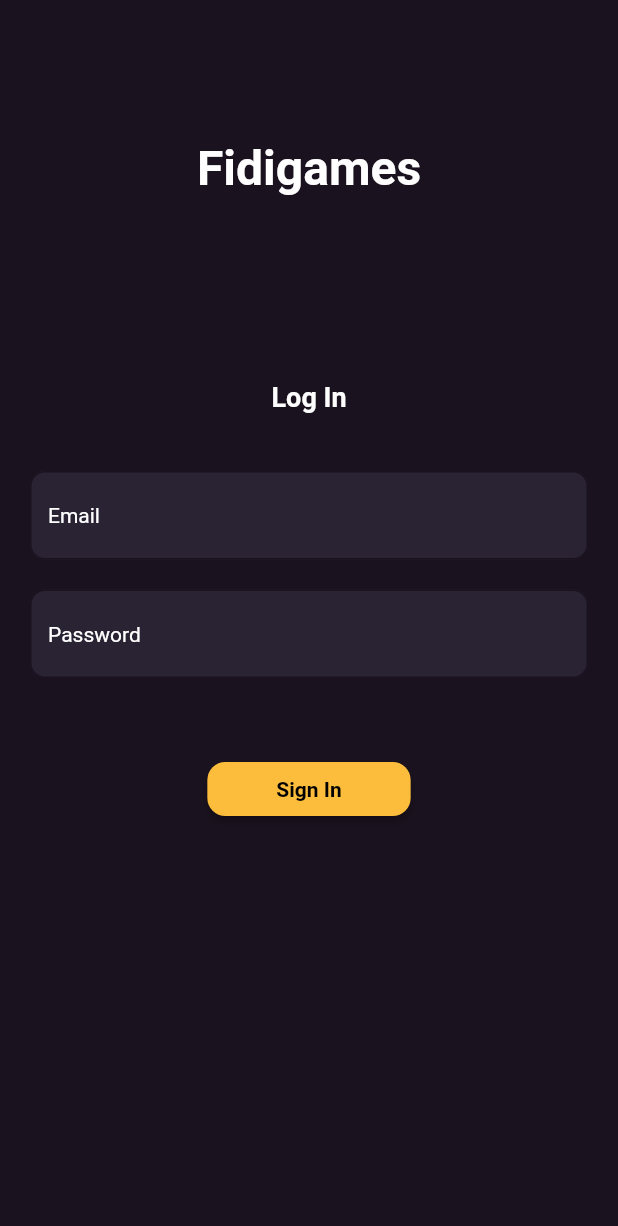
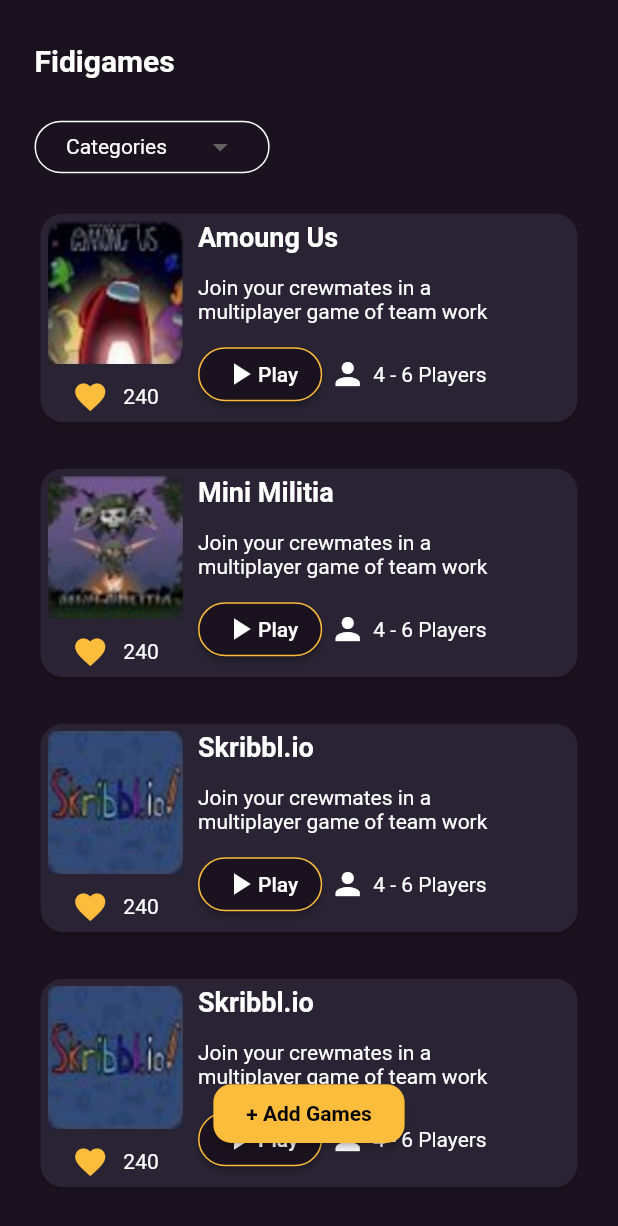
Before and after one commit to masshariharan/fidigames, a Flutter app: the screen it shows after launch, on a phone screen of 412 x 824 dp. Shown: the top 1226 px of the screen. Run offline on Flutter 3.47's test engine with Material 2 defaults, Android fonts, the phone set to English and light mode, and no system bars; drawn by our look-alikes of dropdown_button2; our stand-ins replace logger.

Commit message:
fidigamesList_screen_added

```diff
--- a/lib/main.dart
+++ b/lib/main.dart
@@ -1,3 +1,4 @@
+import 'package:fidigames/screens/fidigames_list.dart';
 import 'package:fidigames/screens/login/login_view.dart';
 import 'package:flutter/material.dart';
 
@@ -16,7 +17,7 @@ class MyApp extends StatelessWidget {
       theme: ThemeData(
         primarySwatch: Colors.blue,
       ),
-      home: const LoginView(),
+      home: const FidigamesList(),
     );
   }
 }
--- /dev/null
+++ b/lib/screens/fidigames_list.dart
@@ -0,0 +1,97 @@
+import 'package:fidigames/themes/colors/colors.dart';
+import 'package:fidigames/themes/styles/styles.dart';
+import 'package:fidigames/widgets/custom_widgets.dart';
+import 'package:flutter/material.dart';
+import 'package:logger/logger.dart';
+
+class FidigamesList extends StatefulWidget {
+  const FidigamesList({Key? key}) : super(key: key);
+
+  @override
+  State<FidigamesList> createState() => _FidigamesListState();
+}
+
+class _FidigamesListState extends State<FidigamesList> {
+  @override
+  Widget build(BuildContext context) {
+    double height = MediaQuery.of(context).size.height;
+    double width = MediaQuery.of(context).size.width;
+    double textSize = MediaQuery.textScaleFactorOf(context);
+
+    var logger = Logger();
+    logger.d(height / 14.3);
+    return Scaffold(
+      backgroundColor: AppColor.primaryBackgroundColor,
+      body: SafeArea(
+        child: Padding(
+          padding: EdgeInsets.symmetric(horizontal: height / 35.8),
+          child: Stack(
+            children: [
+              SingleChildScrollView(
+                child: Column(
+                  crossAxisAlignment: CrossAxisAlignment.start,
+                  children: [
+                    SizedBox(height: height / 28.7),
+                    Text(
+                      'Fidigames',
+                      style: textStyle.copyWith(fontSize: textSize * 20),
+                    ),
+                    SizedBox(height: height / 28.7),
+                    const ReusableDropdownButton(),
+                    SizedBox(
+                      height: height / 35.8,
+                    ),
+                    ReusableCard(
+                      title: 'Amoung Us',
+                      image: Image.asset(
+                        "images/img1.jpg",
+                        fit: BoxFit.fill,
+                      ),
+                    ),
+                    SizedBox(
+                      height: height / 35.8,
+                    ),
+                    ReusableCard(
+                      title: 'Mini Militia',
+                      image: Image.asset(
+                        "images/img2.jpg",
+                        fit: BoxFit.fill,
+                      ),
+                    ),
+                    SizedBox(
+                      height: height / 35.8,
+                    ),
+                    ReusableCard(
+                      title: 'Skribbl.io',
+                      image: Image.asset(
+                        "images/img3.jpg",
+                        fit: BoxFit.fill,
+                      ),
+                    ),
+                    SizedBox(
+                      height: height / 35.8,
+                    ),
+                    ReusableCard(
+                      title: 'Skribbl.io',
+                      image: Image.asset(
+                        "images/img3.jpg",
+                        fit: BoxFit.fill,
+                      ),
+                    ),
+                  ],
+                ),
+              ),
+              Padding(
+                padding: EdgeInsets.only(bottom: height / 14.3),
+                child: Align(
+                    alignment: Alignment.bottomCenter,
+                    child:
+                        ReusableButton(text: '+ Add Games', onPressed: () {})),
+              )
+            ],
+          ),
+        ),
+      ),
+    );
+  }
+}
--- a/lib/screens/login/login_view.dart
+++ b/lib/screens/login/login_view.dart
@@ -1,69 +1,102 @@
-import 'package:fidigames/common/colors/colors.dart';
-import 'package:fidigames/common/styles/styles.dart';
-import 'package:fidigames/widgets/textFieldWidget.dart';
+import 'package:fidigames/api_services/user_login.dart';
+import 'package:fidigames/themes/colors/colors.dart';
+import 'package:fidigames/themes/styles/styles.dart';
+import 'package:fidigames/widgets/custom_widgets.dart';
 import 'package:flutter/material.dart';
 
-class LoginView extends StatelessWidget {
+class LoginView extends StatefulWidget {
   const LoginView({Key? key}) : super(key: key);
 
   @override
+  State<LoginView> createState() => _LoginViewState();
+}
+
+class _LoginViewState extends State<LoginView> {
+  final _formKey = GlobalKey<FormState>();
+
+  final emailController = TextEditingController();
+  final passwordController = TextEditingController();
+
+  ApiService apiService = ApiService();
+
+  @override
   Widget build(BuildContext context) {
+    double height = MediaQuery.of(context).size.height;
+    double width = MediaQuery.of(context).size.width;
+    double textSize = MediaQuery.textScaleFactorOf(context);
+
     return Scaffold(
       backgroundColor: AppColor.primaryBackgroundColor,
-      body: Padding(
-        padding: const EdgeInsets.symmetric(horizontal: 20.0),
+      body: SafeArea(
         child: SingleChildScrollView(
+          child: Form(
+            key: _formKey,
             child: Column(
               children: [
-              const SizedBox(
-                height: 93.0,
+                SizedBox(
+                  height: height / 8.65,
                 ),
-              const Text(
+                Text(
                   'Fidigames',
-                style: TextStyle(
-                    color: AppColor.primaryTextColor,
-                    fontWeight: FontWeight.w600,
-                    fontSize: 32),
+                  style: textStyle.copyWith(fontSize: textSize * 32),
                 ),
-              const SizedBox(
-                height: 123.0,
+                SizedBox(
+                  height: height / 5.83,
                 ),
-              const Text(
+                Text(
                   'Log In',
-                style: TextStyle(
-                    color: AppColor.primaryTextColor,
-                    fontWeight: FontWeight.w600,
-                    fontSize: 18),
+                  style: textStyle.copyWith(fontSize: textSize * 18),
                 ),
-              const SizedBox(
-                height: 39.0,
+                SizedBox(
+                  height: height / 18.4,
                 ),
-              const ReusableTextField(
+                Padding(
+                  padding: EdgeInsets.symmetric(horizontal: width / 18),
+                  child: ReusableTextField(
                     text: 'Email',
+                    controller: emailController,
+                    validator: (value) {
+                      if (value == null || value.isEmpty) {
+                        return 'Enter the email';
+                      }
+                      return null;
+                    },
                   ),
-              const SizedBox(
-                height: 20.0,
                 ),
-              const ReusableTextField(
+                SizedBox(
+                  height: height / 35,
+                ),
+                Padding(
+                  padding: EdgeInsets.symmetric(horizontal: width / 18),
+                  child: ReusableTextField(
                     text: 'Password',
+                    controller: passwordController,
+                    validator: (value) {
+                      if (value == null || value.isEmpty) {
+                        return 'Enter the Password';
+                      } else if (value.length < 6) {
+                        return 'Password must be greater than 6 characters';
+                      }
+                      return null;
+                    },
                   ),
-              const SizedBox(
-                height: 50.0,
                 ),
-              ElevatedButton(
-                  onPressed: () {},
-                  style: buttonStyle,
-                  child: const Padding(
-                    padding: EdgeInsets.symmetric(horizontal: 30, vertical: 10),
-                    child: Text(
-                      'Sign In',
-                      style: TextStyle(
-                          color: Colors.black,
-                          fontSize: 14,
-                          fontWeight: FontWeight.w600),
+                SizedBox(
+                  height: height / 14.2,
                 ),
-                  ))
+                ReusableButton(
+                    text: 'Sign In',
+                    onPressed: () {
+                      if (_formKey.currentState!.validate()) {
+                        apiService.userLogin(
+                            emailController.text, passwordController.text);
+                      }
+                    }),
+                SizedBox(
+                  height: height / 18,
+                )
               ],
+            ),
           ),
         ),
       ),
--- a/lib/common/colors/colors.dart
+++ b/lib/themes/colors/colors.dart
@@ -6,4 +6,8 @@ class AppColor {
   static const primaryTextColor = Color(0xffFEFEFE);
 
   static const buttonBackgroundColor = Color(0xffFCBC3C);
+
+  static const buttonTextColor = Color(0xff000000);
+
+  static const textFieldBackgrounColor=Color(0xff292333);
 }
--- a/lib/common/styles/styles.dart
+++ b/lib/themes/styles/styles.dart
@@ -22,3 +22,13 @@ final buttonStyle = ButtonStyle(
         RoundedRectangleBorder(
       borderRadius: BorderRadius.circular(12),
     )));
+
+const textStyle = TextStyle(
+  color: AppColor.primaryTextColor,
+  fontWeight: FontWeight.w600,
+);
+
+const buttonTextStyle = TextStyle(
+  color: AppColor.buttonTextColor,
+  fontWeight: FontWeight.w600,
+);
--- /dev/null
+++ b/lib/widgets/custom_widgets.dart
@@ -0,0 +1,244 @@
+import 'package:dropdown_button2/dropdown_button2.dart';
+import 'package:fidigames/themes/colors/colors.dart';
+import 'package:fidigames/themes/styles/styles.dart';
+import 'package:flutter/material.dart';
+
+class ReusableTextField extends StatelessWidget {
+  const ReusableTextField(
+      {Key? key,
+      required this.text,
+      required this.validator,
+      required this.controller})
+      : super(key: key);
+
+  final String? text;
+  final String? Function(String?)? validator;
+  final TextEditingController? controller;
+
+  @override
+  Widget build(BuildContext context) {
+    return TextFormField(
+        validator: validator,
+        controller: controller,
+        style: const TextStyle(color: AppColor.primaryTextColor),
+        cursorColor: AppColor.primaryBackgroundColor,
+        decoration: textFieldDecoration.copyWith(
+          hintText: text,
+        ));
+  }
+}
+
+class ReusableButton extends StatelessWidget {
+  const ReusableButton({Key? key, required this.text, required this.onPressed})
+      : super(key: key);
+
+  final String text;
+  final void Function()? onPressed;
+
+  @override
+  Widget build(BuildContext context) {
+    double height = MediaQuery.of(context).size.height;
+    double width = MediaQuery.of(context).size.width;
+    double textSize = MediaQuery.textScaleFactorOf(context);
+    return ElevatedButton(
+        onPressed: onPressed,
+        style: buttonStyle,
+        child: Padding(
+          padding: EdgeInsets.symmetric(
+              horizontal: width / 70, vertical: height / 71),
+          child: Text(
+            text,
+            style: buttonTextStyle.copyWith(fontSize: textSize * 14),
+          ),
+        ));
+  }
+}
+
+class ReusableDropdownButton extends StatefulWidget {
+  const ReusableDropdownButton({Key? key}) : super(key: key);
+
+  @override
+  State<ReusableDropdownButton> createState() => _ReusableDropdownButtonState();
+}
+
+class _ReusableDropdownButtonState extends State<ReusableDropdownButton> {
+  final List<String> items = [
+    'Item1',
+    'Item2',
+    'Item3',
+    'Item4',
+  ];
+
+  String? selectedValue;
+
+  @override
+  Widget build(BuildContext context) {
+    double height = MediaQuery.of(context).size.height;
+    //double width = MediaQuery.of(context).size.width;
+    //double textSize = MediaQuery.textScaleFactorOf(context);
+    return Container(
+      height: 35,
+      decoration: BoxDecoration(
+          border: Border.all(
+            color: AppColor.primaryTextColor,
+          ),
+          borderRadius: BorderRadius.circular(50)),
+      child: Padding(
+          padding: const EdgeInsets.symmetric(horizontal: 20),
+          child: DropdownButtonHideUnderline(
+              child: DropdownButton2(
+            buttonWidth: height / 7.18,
+            itemHeight: height / 17.5,
+            dropdownDecoration: BoxDecoration(
+              borderRadius: BorderRadius.circular(14),
+              color: AppColor.textFieldBackgrounColor,
+            ),
+            hint: const Text(
+              'Categories',
+              style: TextStyle(
+                fontSize: 14,
+                color: AppColor.primaryTextColor,
+              ),
+            ),
+            items: items
+                .map((item) => DropdownMenuItem(
+                    value: item,
+                    child: Text(
+                      item,
+                      style: const TextStyle(
+                        fontSize: 14,
+                        color: AppColor.primaryTextColor,
+                      ),
+                    )))
+                .toList(),
+            value: selectedValue,
+            onChanged: (value) {
+              setState(() {
+                selectedValue = value as String;
+              });
+            },
+          ))),
+    );
+  }
+}
+
+class ReusableCard extends StatelessWidget {
+  const ReusableCard({Key? key, required this.title, required this.image})
+      : super(key: key);
+
+  final String? title;
+  final Image? image;
+
+  @override
+  Widget build(BuildContext context) {
+    return Card(
+      shape: RoundedRectangleBorder(
+        borderRadius: BorderRadius.circular(15),
+      ),
+      color: const Color(0xff292333),
+      child: Row(
+        crossAxisAlignment: CrossAxisAlignment.start,
+        children: [
+          Padding(
+            padding: const EdgeInsets.all(5.0),
+            child: Column(
+              children: [
+                SizedBox(height: 95, width: 90, child: image),
+                const SizedBox(
+                  height: 10,
+                ),
+                Row(
+                  children: const [
+                    Icon(
+                      Icons.favorite,
+                      color: Color(0xffFCBC3C),
+                    ),
+                    SizedBox(
+                      width: 10,
+                    ),
+                    Text(
+                      '240',
+                      style: TextStyle(color: Color(0xffFFFFFF)),
+                    )
+                  ],
+                )
+              ],
+            ),
+          ),
+          Padding(
+            padding: const EdgeInsets.all(5.0),
+            child: Column(
+              mainAxisAlignment: MainAxisAlignment.spaceEvenly,
+              crossAxisAlignment: CrossAxisAlignment.start,
+              children: [
+                Text(
+                  title!,
+                  style: const TextStyle(
+                      fontWeight: FontWeight.w600,
+                      fontSize: 18,
+                      color: Colors.white),
+                ),
+                const SizedBox(
+                  height: 15,
+                ),
+                const Text(
+                  'Join your crewmates in a\nmultiplayer game of team work',
+                  overflow: TextOverflow.ellipsis,
+                  style: TextStyle(color: Color(0xffFFFFFF)),
+                ),
+                const SizedBox(
+                  height: 10,
+                ),
+                Row(
+                  children: [
+                    ElevatedButton(
+                        onPressed: () {},
+                        style: ButtonStyle(
+                            side: MaterialStateProperty.all(
+                                const BorderSide(color: Color(0xffFCBC3C))),
+                            backgroundColor: MaterialStateProperty.all(
+                                const Color(0xff1A121E)),
+                            shape: MaterialStateProperty.all<
+                                RoundedRectangleBorder>(RoundedRectangleBorder(
+                              borderRadius: BorderRadius.circular(30),
+                            ))),
+                        child: Row(
+                          children: const [
+                            Icon(
+                              Icons.play_arrow,
+                              color: Colors.white,
+                            ),
+                            Text(
+                              'Play',
+                              style: TextStyle(color: Colors.white),
+                            ),
+                          ],
+                        )),
+                    const SizedBox(
+                      width: 5,
+                    ),
+                    Row(
+                      children: const [
+                        Icon(
+                          Icons.person,
+                          color: Colors.white,
+                        ),
+                        SizedBox(
+                          width: 5,
+                        ),
+                        Text(
+                          '4 - 6 Players',
+                          style: TextStyle(color: Colors.white),
+                        )
+                      ],
+                    )
+                  ],
+                )
+              ],
+            ),
+          )
+        ],
+      ),
+    );
+  }
+}
--- a/lib/widgets/textFieldWidget.dart
+++ /dev/null
@@ -1,19 +0,0 @@
-import 'package:fidigames/common/colors/colors.dart';
-import 'package:fidigames/common/styles/styles.dart';
-import 'package:flutter/material.dart';
-
-class ReusableTextField extends StatelessWidget {
-  const ReusableTextField({Key? key, required this.text}) : super(key: key);
-
-  final String? text;
-
-  @override
-  Widget build(BuildContext context) {
-    return TextField(
-        style: const TextStyle(color: Colors.white),
-        cursorColor: AppColor.primaryBackgroundColor,
-        decoration: textFieldDecoration.copyWith(
-          hintText: text,
-        ));
-  }
-}
```
Also changed, not shown: lib/api_services/user_login.dart (added, +35 -0 lines), lib/model/login_model.dart (added, +10 -0 lines), pubspec.yaml (+7 -35 lines), images/img1.jpg (added), images/img2.jpg (added), images/img3.jpg (added), pubspec.lock, 1 other file. Lines whose indentation alone changed are shown as unchanged.
